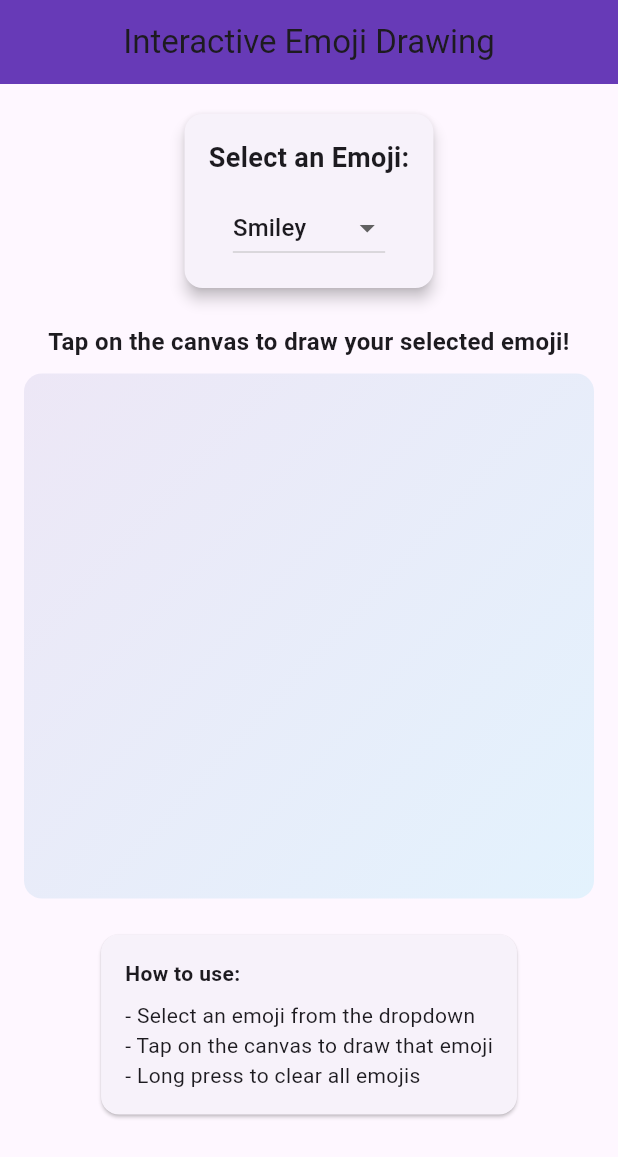
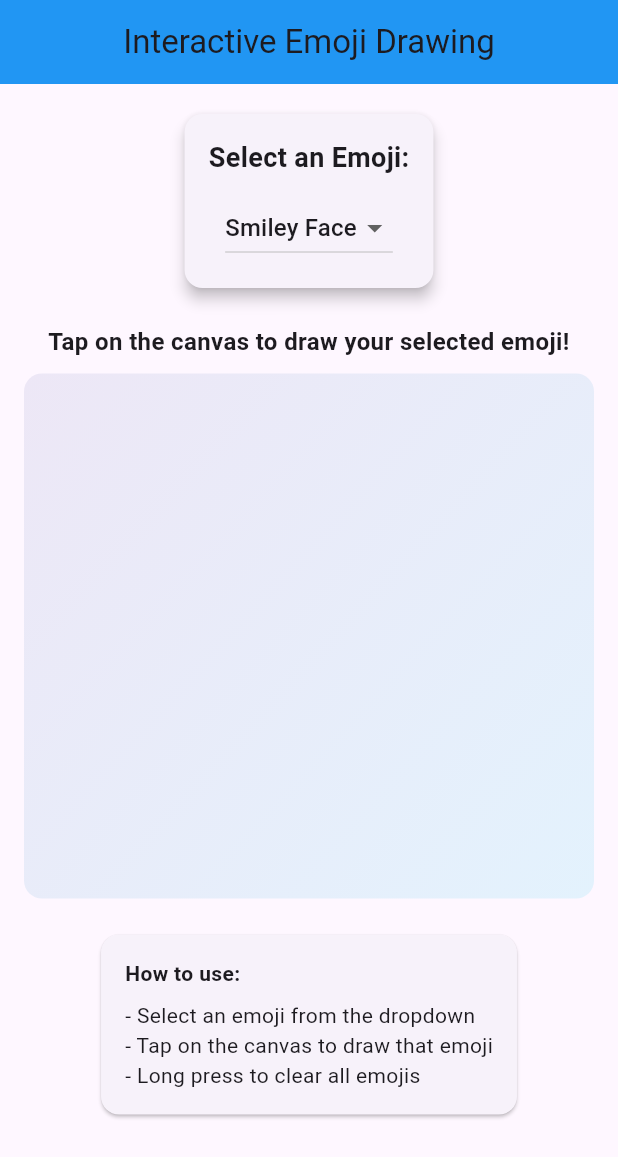
Before and after one commit to getgh/inclass4, a Flutter app: the screen it shows after launch, on a phone screen of 412 x 824 dp. Shown: the top 1157 px of the screen. Run offline on Flutter 3.47's test engine with Material 3 defaults, Android fonts, the phone set to English and light mode, and no system bars.

Commit message:
added some touches

```diff
--- a/lib/main.dart
+++ b/lib/main.dart
@@ -30,8 +30,8 @@ class EmojiDrawingScreen extends StatefulWidget {
 }
 
 class _EmojiDrawingScreenState extends State<EmojiDrawingScreen> {
-  String _currentEmoji = 'Smiley';
-  final List<String> _emojiOptions = ['Smiley', 'Party Face', 'Heart'];
+  String _currentEmoji = 'Smiley Face';
+  final List<String> _emojiOptions = ['Smiley Face', 'Party Face', 'Heart'];
   List<Offset> _tapPositions = [];
 
   @override
@@ -40,7 +40,7 @@ class _EmojiDrawingScreenState extends State<EmojiDrawingScreen> {
       appBar: AppBar(
         title: const Text('Interactive Emoji Drawing'),
         centerTitle: true,
-        backgroundColor: Colors.deepPurple,
+        backgroundColor: Colors.blue,
       ),
       body: SingleChildScrollView(
         padding: const EdgeInsets.all(16.0),
```
